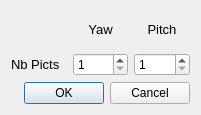
The window that papywizard/view/nbPictsDialog.ui (bingostar89/Papywizard) describes before a commit, drawn with Qt 5.
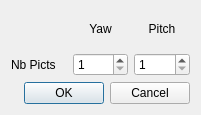
The same window after the commit. Icons and pictures are not drawn.

Commit message: Reseted font size

```diff
--- a/papywizard/view/nbPictsDialog.ui
+++ b/papywizard/view/nbPictsDialog.ui
@@ -24,11 +24,6 @@
     <layout class="QGridLayout" name="gridLayout" >
      <item row="0" column="1" >
       <widget class="QLabel" name="label" >
-       <property name="font" >
-        <font>
-         <pointsize>10</pointsize>
-        </font>
-       </property>
        <property name="text" >
         <string>Yaw</string>
        </property>
@@ -39,11 +34,6 @@
      </item>
      <item row="0" column="2" >
       <widget class="QLabel" name="label_3" >
-       <property name="font" >
-        <font>
-         <pointsize>10</pointsize>
-        </font>
-       </property>
        <property name="text" >
         <string>Pitch</string>
        </property>
@@ -54,11 +44,6 @@
      </item>
      <item row="1" column="0" >
       <widget class="QLabel" name="label_2" >
-       <property name="font" >
-        <font>
-         <pointsize>10</pointsize>
-        </font>
-       </property>
        <property name="text" >
         <string>Nb Picts</string>
        </property>
```
The commit also changes 1 other file.
